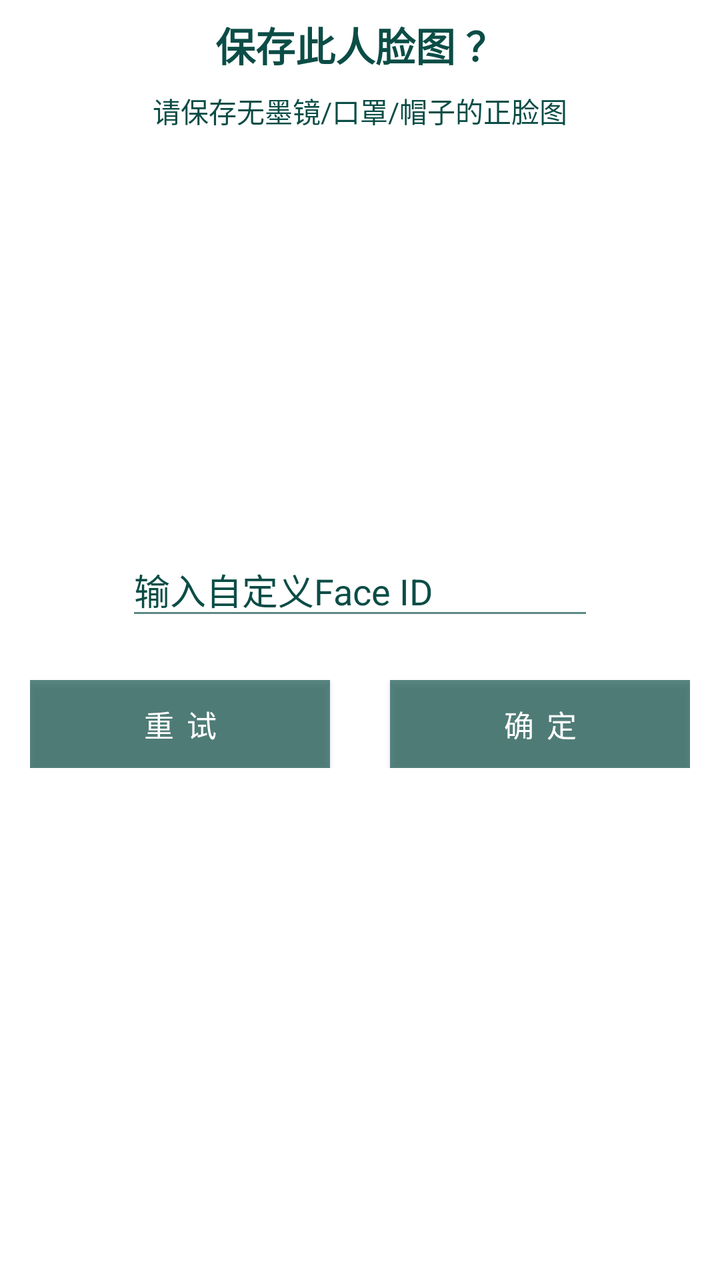
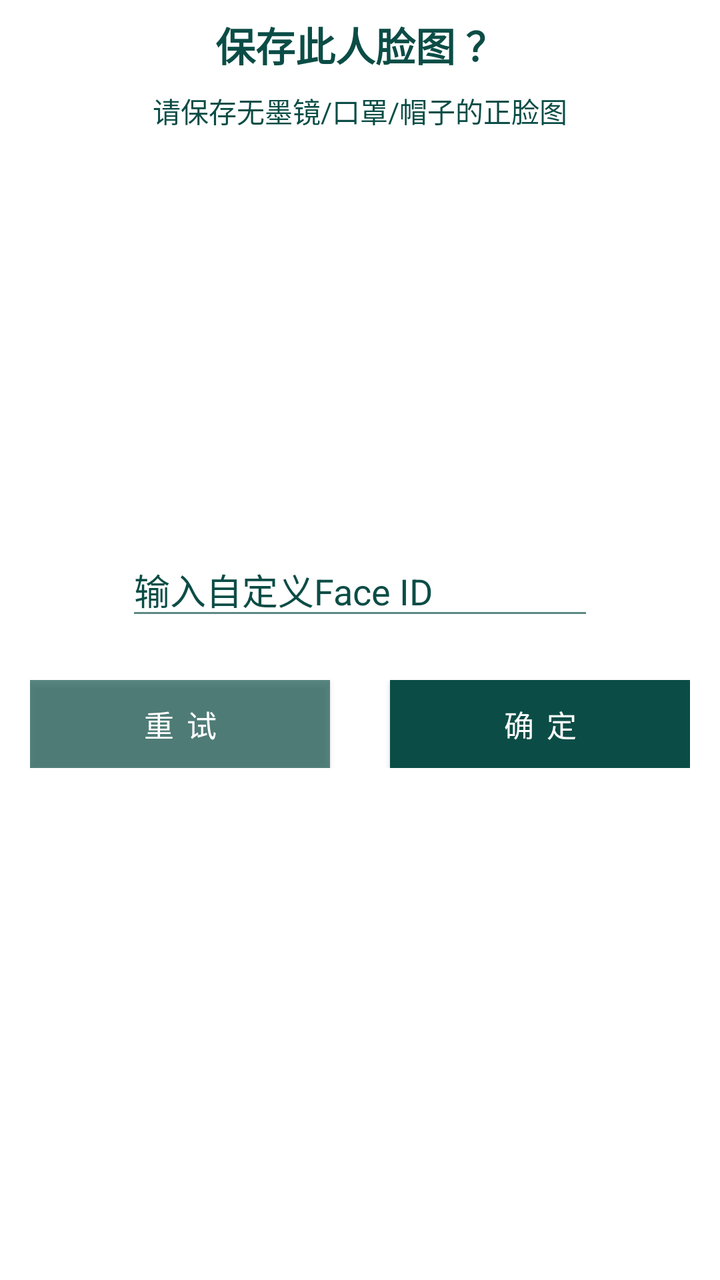

The first picture is an Android layout as it rendered before a commit; the second is the same layout after the commit. The layout source and the unified diff follow.
<!-- AndroidManifest.xml: application theme AppTheme -->
<!-- res/layout/dialog_confirm_base.xml -->
<?xml version="1.0" encoding="utf-8"?>
<LinearLayout xmlns:android="http://schemas.android.com/apk/res/android"
    android:layout_width="match_parent"
    android:layout_height="wrap_content"
    android:background="@color/white"
    android:orientation="vertical">

    <androidx.core.widget.NestedScrollView
        android:layout_width="match_parent"
        android:layout_height="match_parent">

        <LinearLayout
            android:layout_width="match_parent"
            android:layout_height="wrap_content"
            android:orientation="vertical">

            <TextView
                android:id="@+id/textView"
                android:layout_width="match_parent"
                android:layout_height="45dp"
                android:background="@color/white"
                android:gravity="center"
                android:text="保存此人脸图 ？"
                android:textColor="@color/colorPrimary"
                android:textStyle="bold"
                android:textSize="20sp" />

            <TextView
                android:id="@+id/textView2"
                android:layout_width="match_parent"
                android:layout_height="wrap_content"
                android:background="@color/white"
                android:gravity="center"
                android:text="请保存无墨镜/口罩/帽子的正脸图"
                android:textColor="@color/colorPrimary"
                android:textSize="14sp" />


            <ImageView
                android:id="@+id/preview"
                android:layout_gravity="center"
                android:layout_marginTop="15dp"
                android:layout_marginBottom="25dp"
                android:layout_width="166dp"
                android:layout_height="166dp"/>


            <EditText
                android:id="@+id/edit_text"
                android:layout_width="234dp"
                android:layout_height="wrap_content"
                android:hint="输入自定义Face ID"
                android:layout_gravity="center"
                android:theme="@style/MyEditText"
                android:layout_marginBottom="25dp"
                android:textColorHint="@color/colorPrimary"
                android:textColor="@color/green"
                android:focusable="true"
                android:singleLine="true"
                android:focusableInTouchMode="true"
                />


            <LinearLayout
                android:layout_width="match_parent"
                android:layout_height="wrap_content"
                android:layout_marginBottom="15dp"
                android:orientation="horizontal"
                android:paddingLeft="15dp"
                android:paddingRight="15dp">

                <Button
                    android:id="@+id/btn_cancel"
                    android:layout_width="0dp"
                    android:layout_height="44dp"
                    android:layout_marginRight="15dp"
                    android:layout_weight="1"
                    android:background="@color/blue_sky"
                    android:text="重 试"
                    android:textColor="@color/white"
                    android:textSize="15sp" />

                <Button
                    android:id="@+id/btn_ok"
                    android:layout_width="0dp"
                    android:layout_height="44dp"
                    android:layout_weight="1"
                    android:layout_marginLeft="15dp"
                    android:background="@color/blue_sky"
                    android:text="确 定"
                    android:textColor="@color/white"
                    android:textSize="15sp" />

            </LinearLayout>

        </LinearLayout>

    </androidx.core.widget.NestedScrollView>

</LinearLayout>
<!-- resources referenced by this layout -->
<resources>
  <color name="blue_sky">#AA0B4D46</color>
  <color name="colorPrimary">#0B4D46</color>
  <color name="green">#58E35E</color>
  <color name="white">#FFFFFFFF</color>
  <style name="MyEditText" parent="Theme.AppCompat.Light">
          <item name="colorControlNormal">@color/blue_sky</item>
          <item name="colorControlActivated">@color/green</item>
      </style>
  <style name="AppTheme" parent="Theme.MaterialComponents.DayNight.NoActionBar">
          
          <item name="colorControlNormal">@android:color/white</item>
          <item name="colorPrimary">@color/colorPrimary</item>
          <item name="colorPrimaryDark">@color/colorPrimaryDark</item>
          <item name="colorAccent">@color/colorAccent</item>
      </style>
  <color name="colorPrimaryDark">#0B4D46</color>
  <color name="colorAccent">#0B4D46</color>
</resources>

<!-- the commit's change to res/layout/dialog_confirm_base.xml (unified diff, before → after) -->
@@ -73,7 +73,7 @@
                     android:id="@+id/btn_cancel"
                     android:layout_width="0dp"
                     android:layout_height="44dp"
-                    android:layout_marginRight="15dp"
+                    android:layout_marginEnd="15dp"
                     android:layout_weight="1"
                     android:background="@color/blue_sky"
                     android:text="重 试"
@@ -85,8 +85,8 @@
                     android:layout_width="0dp"
                     android:layout_height="44dp"
                     android:layout_weight="1"
-                    android:layout_marginLeft="15dp"
-                    android:background="@color/blue_sky"
+                    android:layout_marginStart="15dp"
+                    android:background="@color/colorPrimary"
                     android:text="确 定"
                     android:textColor="@color/white"
                     android:textSize="15sp" />
